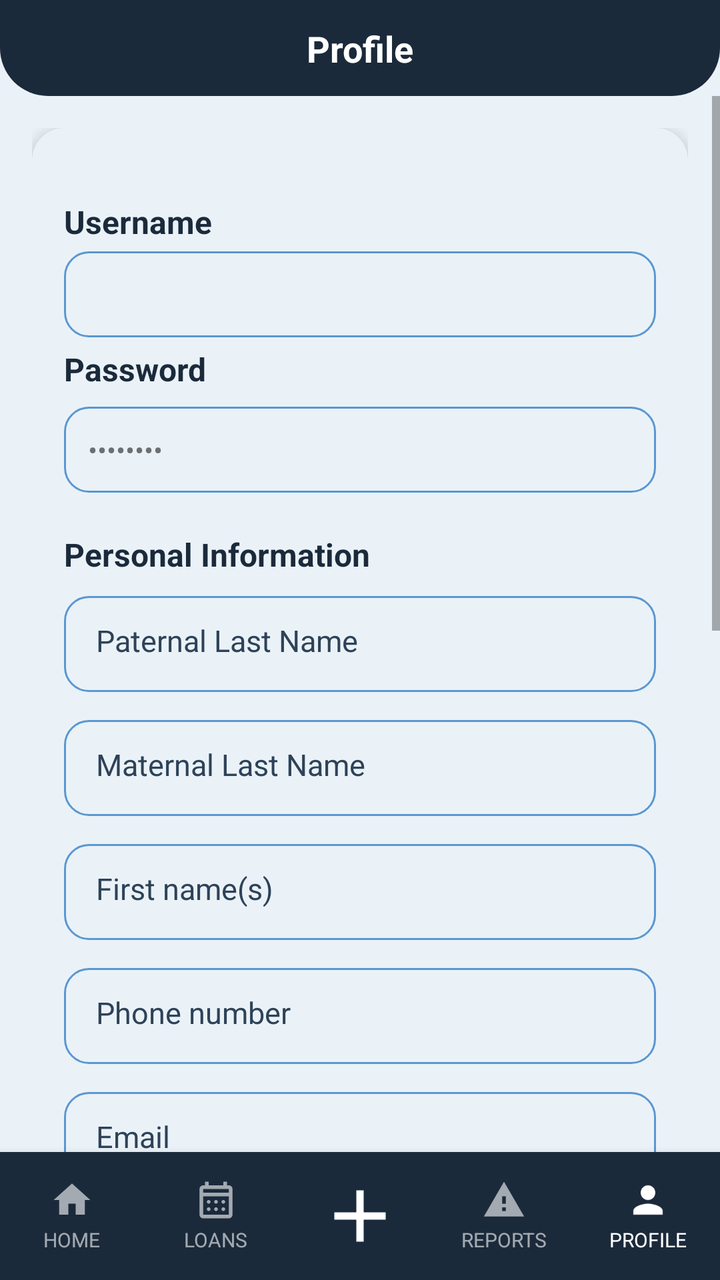
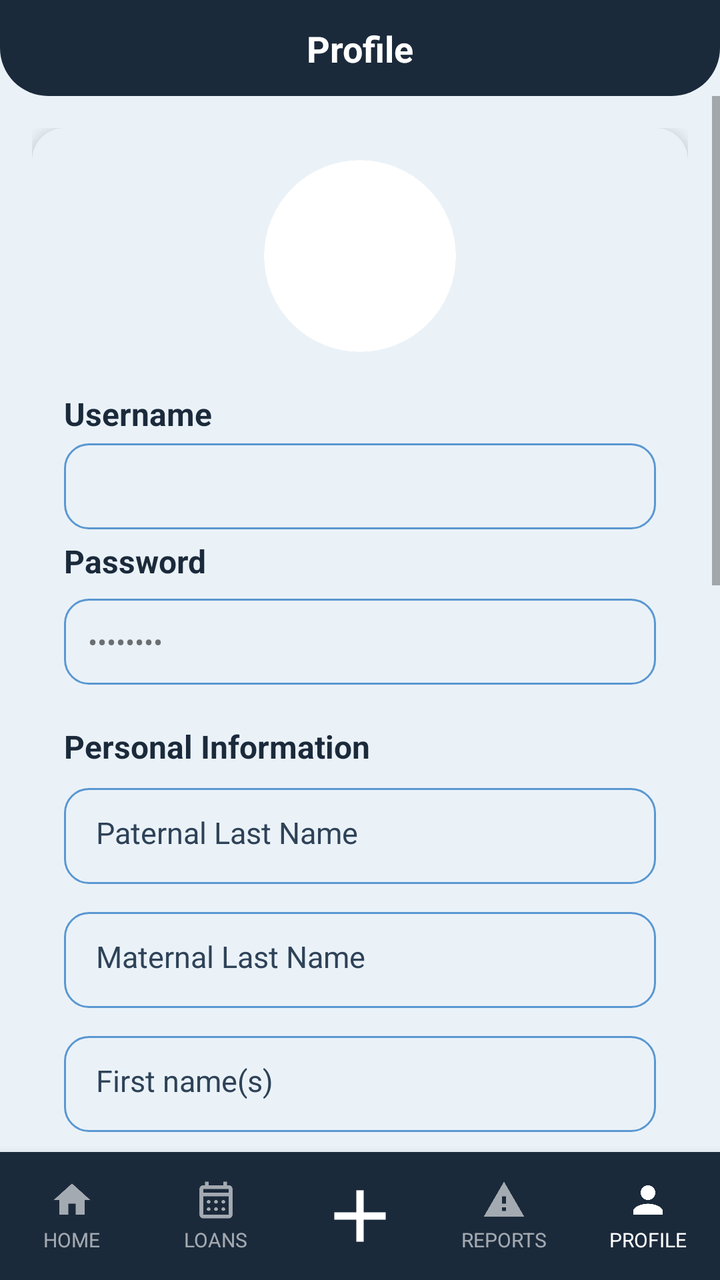

An Android layout rendered at two revisions. The XML below is the earlier revision; the diff shows what the commit changed to produce the second picture.
<!-- AndroidManifest.xml: application theme Theme.YipShare -->
<!-- res/layout/activity_perfil.xml -->
<?xml version="1.0" encoding="utf-8"?>
<androidx.constraintlayout.widget.ConstraintLayout
    xmlns:android="http://schemas.android.com/apk/res/android"
    xmlns:app="http://schemas.android.com/apk/res-auto"
    xmlns:tools="http://schemas.android.com/tools"
    android:id="@+id/main"
    android:layout_width="match_parent"
    android:layout_height="match_parent"
    android:background="@color/fondo_pantalla">

    <View
        android:id="@+id/bg_header"
        android:layout_width="0dp"
        android:layout_height="0dp"
        android:background="@drawable/bg_header"
        app:layout_constraintTop_toTopOf="parent"
        app:layout_constraintStart_toStartOf="parent"
        app:layout_constraintEnd_toEndOf="parent"
        app:layout_constraintBottom_toBottomOf="@id/guideline_header" />

    <androidx.constraintlayout.widget.Guideline
        android:id="@+id/guideline_header"
        android:layout_width="wrap_content"
        android:layout_height="wrap_content"
        android:orientation="horizontal"
        app:layout_constraintGuide_begin="48dp" />

    <androidx.constraintlayout.widget.Guideline
        android:id="@+id/guideline_status"
        android:layout_width="wrap_content"
        android:layout_height="wrap_content"
        android:orientation="horizontal"
        app:layout_constraintGuide_begin="0dp" />

    <TextView
        android:id="@+id/tv_titulo_pantalla"
        android:layout_width="0dp"
        android:layout_height="wrap_content"
        android:text="@string/perfil_titulo"
        android:textAlignment="center"
        android:textColor="@android:color/white"
        android:textStyle="bold"
        android:textSize="18sp"
        android:gravity="center"
        app:layout_constraintTop_toBottomOf="@id/guideline_status"
        app:layout_constraintBottom_toTopOf="@id/guideline_header"
        app:layout_constraintStart_toStartOf="parent"
        app:layout_constraintEnd_toEndOf="parent" />


    <ScrollView
        android:layout_width="0dp"
        android:layout_height="0dp"
        app:layout_constraintTop_toBottomOf="@id/guideline_header"
        app:layout_constraintStart_toStartOf="parent"
        app:layout_constraintEnd_toEndOf="parent"
        app:layout_constraintBottom_toTopOf="@id/bottom_nav">

        <androidx.constraintlayout.widget.ConstraintLayout
            android:layout_width="match_parent"
            android:layout_height="wrap_content"
            android:padding="16dp">

            <androidx.cardview.widget.CardView
                android:id="@+id/card_perfil"
                android:layout_width="0dp"
                android:layout_height="wrap_content"
                app:cardCornerRadius="16dp"
                app:cardElevation="4dp"
                app:cardBackgroundColor="@color/color_tarjeta"
                app:layout_constraintTop_toTopOf="parent"
                app:layout_constraintStart_toStartOf="parent"
                app:layout_constraintEnd_toEndOf="parent">

                <LinearLayout
                    android:layout_width="match_parent"
                    android:layout_height="wrap_content"
                    android:orientation="vertical"
                    android:padding="16dp">
                    <LinearLayout
                        android:id="@+id/layoutPagoMes"
                        android:layout_width="match_parent"
                        android:layout_height="wrap_content"
                        android:orientation="vertical"
                        android:visibility="gone">

                        <TextView
                            style="@style/TextTitle"
                            android:layout_width="match_parent"
                            android:layout_height="wrap_content"
                            android:text="@string/pagoMes"
                            android:textSize="16sp"
                            android:layout_marginBottom="8dp" />

                        <CheckBox
                            android:id="@+id/cbPagoMes"
                            android:layout_width="wrap_content"
                            android:layout_height="wrap_content"
                            android:text="@string/cbPagoMes" />


                    </LinearLayout>
                    <TextView
                        style="@style/TextTitle"
                        android:layout_width="wrap_content"
                        android:layout_height="wrap_content"
                        android:layout_marginTop="20dp"
                        android:textSize="16sp"
                        android:text="@string/perfil_nombre"
                        />

                    <TextView
                        android:id="@+id/et_correo_electronico"
                        android:layout_width="match_parent"
                        android:layout_height="wrap_content"
                        android:layout_marginTop="4dp"
                        android:background="@drawable/bg_input"
                        android:padding="12dp"
                        android:inputType="textNoSuggestions"
                        />

                    <TextView
                        style="@style/TextTitle"
                        android:layout_width="wrap_content"
                        android:layout_height="wrap_content"
                        android:layout_marginTop="5dp"
                        android:textSize="16sp"
                        android:text="@string/contrasena_actualizar_perfil"
                        />

                    <TextView
                        android:id="@+id/et_contrasena"
                        android:layout_width="match_parent"
                        android:layout_height="wrap_content"
                        android:layout_marginTop="8dp"
                        android:background="@drawable/bg_input"
                        android:padding="12dp"
                        android:inputType="textPassword"
                        android:text="@string/password_oculta"
                        android:maxLines="1"
                        android:layout_marginBottom="10dp"/>

                    <TextView
                        android:id="@+id/datos_personales"
                        style="@style/TextTitle"
                        android:layout_width="match_parent"
                        android:layout_height="wrap_content"
                        android:text="@string/datos_personales"
                        android:textSize="16sp"
                        android:textStyle="bold"
                        android:layout_marginTop="10dp"
                        android:layout_marginBottom="10dp"
                        />
                    <TextView
                        android:id="@+id/apellido_paterno"
                        style="@style/InputBrand"
                        android:hint="@string/apellido_paterno"
                        android:inputType="textPersonName"
                        android:background="@drawable/bg_input"
                        android:minHeight="48dp"
                        android:layout_marginBottom="14dp" />

                    <TextView
                        android:id="@+id/apellido_materno"
                        style="@style/InputBrand"
                        android:hint="@string/apellido_materno"
                        android:inputType="textPersonName"
                        android:background="@drawable/bg_input"
                        android:minHeight="48dp"
                        android:layout_marginBottom="14dp" />

                    <TextView
                        android:id="@+id/nombres"
                        style="@style/InputBrand"
                        android:hint="@string/nombres"
                        android:inputType="textPersonName"
                        android:background="@drawable/bg_input"
                        android:minHeight="48dp"
                        android:layout_marginBottom="14dp" />

                    <TextView
                        android:id="@+id/telefono"
                        style="@style/InputBrand"
                        android:hint="@string/telefono_hint"
                        android:inputType="phone"
                        android:autofillHints="phoneNumber"
                        android:background="@drawable/bg_input"
                        android:minHeight="48dp"
                        android:layout_marginBottom="14dp" />

                    <TextView
                        android:id="@+id/tv_correo"
                        style="@style/InputBrand"
                        android:hint="@string/correo_hint"
                        android:background="@drawable/bg_input"
                        android:minHeight="48dp"
                        android:layout_marginBottom="14dp" />


                    <TextView
                        style="@style/TextTitle"
                        android:layout_width="wrap_content"
                        android:layout_height="wrap_content"
                        android:textSize="16sp"
                        android:layout_marginTop="10dp"
                        android:text="@string/direccion_actualizar_perfil" />

                    <TextView
                        android:id="@+id/et_direccion_edificio"
                        android:layout_width="match_parent"
                        android:layout_height="wrap_content"
                        android:layout_marginTop="4dp"
                        android:background="@drawable/bg_input"
                        android:padding="12dp"
                        android:inputType="textPostalAddress"
                        android:maxLines="1"
                        android:hint="@string/et_direccion_edificio" />
                    <TextView
                        android:id="@+id/et_direccion_departamento"
                        android:layout_width="match_parent"
                        android:layout_height="wrap_content"
                        android:layout_marginTop="8dp"
                        android:background="@drawable/bg_input"
                        android:padding="12dp"
                        android:inputType="textPostalAddress"
                        android:maxLines="1"
                        android:hint="@string/et_direccion_departamento" />

                    <TextView
                        style="@style/TextTitle"
                        android:layout_width="wrap_content"
                        android:layout_height="wrap_content"
                        android:textSize="18sp"
                        android:layout_marginTop="10dp"
                        android:text="@string/mi_calificacion" />

                    <LinearLayout
                        android:layout_width="wrap_content"
                        android:layout_height="wrap_content"
                        android:orientation="horizontal"
                        android:gravity="center_vertical"
                        android:layout_marginTop="8dp">

                        <RatingBar
                            android:id="@+id/rb_mi_calificacion"
                            style="@style/Widget.AppCompat.RatingBar"
                            android:layout_width="wrap_content"
                            android:layout_height="wrap_content"
                            android:numStars="5"
                            android:stepSize="0.5"
                            android:isIndicator="true"
                            android:progressTint="@color/azul_yipshare"
                            tools:rating="4" />

                        <TextView
                            android:id="@+id/tv_calificacion_numero"
                            style="@style/TextBody"
                            android:layout_width="wrap_content"
                            android:layout_height="wrap_content"
                            android:layout_marginStart="8dp"
                            android:textStyle="bold"
                            android:text="@string/placeholder_calificacion_perfil" />

                    </LinearLayout>

                    <include
                        layout="@layout/section_feedback"
                        android:layout_width="match_parent"
                        android:layout_height="wrap_content"
                        android:layout_marginTop="16dp"
                        android:layout_marginBottom="16dp" />

                    <Button
                        android:id="@+id/btn_actualizar_datos"
                        style="@style/ButtonPrimary"
                        android:layout_width="match_parent"
                        android:layout_height="52dp"
                        android:layout_marginTop="20dp"
                        android:text="@string/btn_actualizar_perfil" />

                    <Button
                        android:id="@+id/btn_eliminar_cuenta"
                        style="@style/ButtonSecundary"
                        android:layout_width="match_parent"
                        android:layout_height="52dp"
                        android:layout_marginTop="10dp"
                        android:text="@string/btn_eliminar_cuenta" />
                    <Button
                        android:id="@+id/btn_sacar_habitante"
                        style="@style/ButtonPrimary"
                        android:layout_width="match_parent"
                        android:layout_height="48dp"
                        android:layout_marginTop="10dp"
                        android:text="@string/btn_eliminar_habitante"
                        android:visibility="gone" />

                </LinearLayout>

            </androidx.cardview.widget.CardView>

        </androidx.constraintlayout.widget.ConstraintLayout>

    </ScrollView>

    <LinearLayout
        android:id="@+id/bottom_nav"
        android:layout_width="0dp"
        android:layout_height="64dp"
        android:orientation="horizontal"
        android:weightSum="5"
        android:background="@color/azul_yipshare"
        android:elevation="8dp"
        app:layout_constraintBottom_toBottomOf="parent"
        app:layout_constraintStart_toStartOf="parent"
        app:layout_constraintEnd_toEndOf="parent">

        <LinearLayout
            android:id="@+id/nav_inicio"
            android:layout_width="0dp"
            android:layout_height="match_parent"
            android:layout_weight="1"
            android:orientation="vertical"
            android:gravity="center"
            android:clickable="true"
            android:focusable="true"
            android:background="?attr/selectableItemBackgroundBorderless">

            <ImageView
                android:id="@+id/imageView_inicio"
                android:layout_width="22dp"
                android:layout_height="22dp"
                android:src="@drawable/ic_house_princial"
                app:tint="#99FFFFFF"
                android:contentDescription="@string/imageView_inicio" />

            <TextView
                android:id="@+id/textView_inicio"
                android:layout_width="wrap_content"
                android:layout_height="wrap_content"
                android:text="@string/textView_inicio"
                android:textColor="#99FFFFFF"
                android:textSize="10sp"
                android:layout_marginTop="2dp" />
        </LinearLayout>

        <LinearLayout
            android:id="@+id/nav_prestamos"
            android:layout_width="0dp"
            android:layout_height="match_parent"
            android:layout_weight="1"
            android:orientation="vertical"
            android:gravity="center"
            android:clickable="true"
            android:focusable="true"
            android:background="?attr/selectableItemBackgroundBorderless">

            <ImageView
                android:id="@+id/imageView_prestamos"
                android:layout_width="22dp"
                android:layout_height="22dp"
                android:src="@drawable/ic_calendar_month"
                app:tint="#99FFFFFF"
                android:contentDescription="@string/imageView_prestamos" />

            <TextView
                android:id="@+id/textView_prestamos"
                android:layout_width="wrap_content"
                android:layout_height="wrap_content"
                android:text="@string/textView_prestamos"
                android:textColor="#99FFFFFF"
                android:textSize="10sp"
                android:layout_marginTop="2dp" />
        </LinearLayout>

        <LinearLayout
            android:id="@+id/nav_agregar"
            android:layout_width="0dp"
            android:layout_height="match_parent"
            android:layout_weight="1"
            android:orientation="vertical"
            android:gravity="center"
            android:clickable="true"
            android:focusable="true"
            android:background="?attr/selectableItemBackgroundBorderless">

            <ImageView
                android:id="@+id/imageView_agregar"
                android:layout_width="44dp"
                android:layout_height="44dp"
                android:src="@drawable/ic_plus_icon"
                app:tint="@android:color/white"
                android:contentDescription="@string/imageView_agregar" />
        </LinearLayout>

        <LinearLayout
            android:id="@+id/nav_reportes"
            android:layout_width="0dp"
            android:layout_height="match_parent"
            android:layout_weight="1"
            android:orientation="vertical"
            android:gravity="center"
            android:clickable="true"
            android:focusable="true"
            android:background="?attr/selectableItemBackgroundBorderless">

            <ImageView
                android:id="@+id/imageView_reportes"
                android:layout_width="22dp"
                android:layout_height="22dp"
                android:src="@drawable/ic_warning"
                app:tint="#99FFFFFF"
                android:contentDescription="@string/imageView_reportes" />

            <TextView
                android:id="@+id/textView_reportes"
                android:layout_width="wrap_content"
                android:layout_height="wrap_content"
                android:text="@string/textView_reportes"
                android:textColor="#99FFFFFF"
                android:textSize="10sp"
                android:layout_marginTop="2dp" />
        </LinearLayout>

        <LinearLayout
            android:id="@+id/nav_perfil"
            android:layout_width="0dp"
            android:layout_height="match_parent"
            android:layout_weight="1"
            android:orientation="vertical"
            android:gravity="center"
            android:clickable="true"
            android:focusable="true"
            android:background="?attr/selectableItemBackgroundBorderless">

            <ImageView
                android:id="@+id/imageView_perfil"
                android:layout_width="22dp"
                android:layout_height="22dp"
                android:src="@drawable/ic_person"
                app:tint="@android:color/white"
                android:contentDescription="@string/imageView_perfil" />

            <TextView
                android:id="@+id/textView_perfil"
                android:layout_width="wrap_content"
                android:layout_height="wrap_content"
                android:text="@string/textView_perfil"
                android:textColor="@android:color/white"
                android:textSize="10sp"
                android:layout_marginTop="2dp" />
        </LinearLayout>

    </LinearLayout>

</androidx.constraintlayout.widget.ConstraintLayout>
<!-- res/layout/section_feedback.xml (included above) -->
<?xml version="1.0" encoding="utf-8"?>
<LinearLayout
    xmlns:android="http://schemas.android.com/apk/res/android"
    android:id="@+id/section_feedback"
    android:layout_width="match_parent"
    android:layout_height="wrap_content"
    android:orientation="vertical">

    <LinearLayout
        android:layout_width="match_parent"
        android:layout_height="wrap_content"
        android:orientation="horizontal">

        <Button
            android:id="@+id/btn_ver_calificaciones"
            style="@style/ButtonPrimary"
            android:layout_width="0dp"
            android:layout_height="44dp"
            android:layout_weight="1"
            android:layout_marginEnd="6dp"
            android:text="@string/btn_ver_calificaciones" />

        <Button
            android:id="@+id/btn_ver_reportes"
            style="@style/ButtonSecundary"
            android:layout_width="0dp"
            android:layout_height="44dp"
            android:layout_weight="1"
            android:layout_marginStart="6dp"
            android:text="@string/btn_ver_reportes" />
    </LinearLayout>

    <TextView
        android:id="@+id/tv_lista_vacia"
        style="@style/TextBody"
        android:layout_width="match_parent"
        android:layout_height="wrap_content"
        android:layout_marginTop="16dp"
        android:gravity="center"
        android:visibility="gone" />

    <androidx.recyclerview.widget.RecyclerView
        android:id="@+id/rv_feedback"
        android:layout_width="match_parent"
        android:layout_height="wrap_content"
        android:layout_marginTop="12dp"
        android:nestedScrollingEnabled="false" />
</LinearLayout>
<!-- resources referenced by this layout -->
<resources>
  <color name="azul_yipshare">#1B2A3B</color>
  <color name="color_tarjeta">#EAF2F8</color>
  <color name="fondo_pantalla">#EAF2F8</color>
  <!-- drawable bg_header (drawable) -->
  <?xml version="1.0" encoding="utf-8"?>
  <shape xmlns:android="http://schemas.android.com/apk/res/android"
      android:shape="rectangle">
      <solid android:color="@color/azul_yipshare" />
      <corners
          android:bottomLeftRadius="24dp"
          android:bottomRightRadius="24dp" />
  </shape>
  <string name="apellido_materno">Maternal Last Name</string>
  <string name="apellido_paterno">Paternal Last Name</string>
  <string name="btn_actualizar_perfil">Update Information</string>
  <string name="btn_eliminar_cuenta">Delete Account</string>
  <string name="btn_eliminar_habitante">Remove Resident from Condominium</string>
  <string name="btn_ver_calificaciones">Ratings</string>
  <string name="btn_ver_reportes">Reports</string>
  <string name="cbPagoMes">Yes, paid this month</string>
  <string name="contrasena_actualizar_perfil">Password</string>
  <string name="correo_hint">Email</string>
  <string name="datos_personales">Personal Information</string>
  <string name="direccion_actualizar_perfil">Address:</string>
  <string name="et_direccion_departamento">e.g., Apartment: 14</string>
  <string name="et_direccion_edificio">e.g., Building 2</string>
  <string name="imageView_agregar">Add</string>
  <string name="imageView_inicio">Home</string>
  <string name="imageView_perfil">Profile</string>
  <string name="imageView_prestamos">Loans</string>
  <string name="imageView_reportes">Reports</string>
  <string name="mi_calificacion">My Rating</string>
  <string name="nombres">First name(s)</string>
  <string name="pagoMes">Monthly payment:\u0020</string>
  <string name="password_oculta" translatable="false">********</string>
  <string name="perfil_nombre">Username</string>
  <string name="perfil_titulo">Profile</string>
  <string name="placeholder_calificacion_perfil" translatable="false">4.0</string>
  <string name="telefono_hint">Phone number</string>
  <string name="textView_inicio">HOME</string>
  <string name="textView_perfil">PROFILE</string>
  <string name="textView_prestamos">LOANS</string>
  <string name="textView_reportes">REPORTS</string>
  <style name="TextBody">
          <item name="android:textColor">@color/texto_secundario</item>
          <item name="android:textSize">14sp</item>
      </style>
  <style name="TextTitle">
          <item name="android:textColor">@color/azul_yipshare</item>
          <item name="android:textSize">18sp</item>
          <item name="android:textStyle">bold</item>
      </style>
  <style name="Theme.YipShare" parent="Theme.AppCompat.DayNight.NoActionBar">
          <item name="android:windowBackground">@color/fondo_pantalla</item>
      </style>
  <color name="input_fondo">#EAF2F8</color>
  <color name="input_stroke">#5B97D1</color>
  <!-- drawable bg_button_primary (drawable) -->
  <?xml version="1.0" encoding="utf-8"?>
  <shape xmlns:android="http://schemas.android.com/apk/res/android"
      android:shape="rectangle">
      <solid android:color="@color/azul_yipshare" />
      <corners android:radius="12dp" />
  </shape>
  <!-- drawable bg_button_secundary (drawable) -->
  <?xml version="1.0" encoding="utf-8"?>
  <shape xmlns:android="http://schemas.android.com/apk/res/android"
      android:shape="rectangle">
      <solid android:color="@color/input_stroke" />
      <corners android:radius="12dp" />
  </shape>
  <color name="texto_primario">#0D1622</color>
  <color name="texto_hint">#2E4258</color>
  <color name="texto_secundario">#2E4258</color>
  <!-- unchanged entries left out for length: 9 -->
</resources>

<!-- the commit's change to res/layout/activity_perfil.xml (unified diff, before → after) -->
@@ -77,6 +77,25 @@
                     android:layout_height="wrap_content"
                     android:orientation="vertical"
                     android:padding="16dp">
+                    <androidx.cardview.widget.CardView
+                        android:layout_width="96dp"
+                        android:layout_height="96dp"
+                        android:layout_gravity="center_horizontal"
+                        app:cardCornerRadius="48dp"
+                        app:cardElevation="0dp">
+
+                        <ImageView
+                            android:id="@+id/iv_foto_perfil"
+                            android:layout_width="match_parent"
+                            android:layout_height="match_parent"
+                            android:scaleType="centerCrop"
+                            android:src="@drawable/ic_person"
+                            android:clickable="true"
+                            android:focusable="true"
+                            android:background="?attr/selectableItemBackground"
+                            android:contentDescription="@string/foto_perfil_descripcion" />
+                    </androidx.cardview.widget.CardView>
+
                     <LinearLayout
                         android:id="@+id/layoutPagoMes"
                         android:layout_width="match_parent"
<!-- resource entries referenced after the edit -->
@@ -26,6 +26,7 @@
   <string name="direccion_actualizar_perfil">Address:</string>
   <string name="et_direccion_departamento">e.g., Apartment: 14</string>
   <string name="et_direccion_edificio">e.g., Building 2</string>
+  <string name="foto_perfil_descripcion">Profile picture. Tap to change it</string>
   <string name="imageView_agregar">Add</string>
   <string name="imageView_inicio">Home</string>
   <string name="imageView_perfil">Profile</string>
